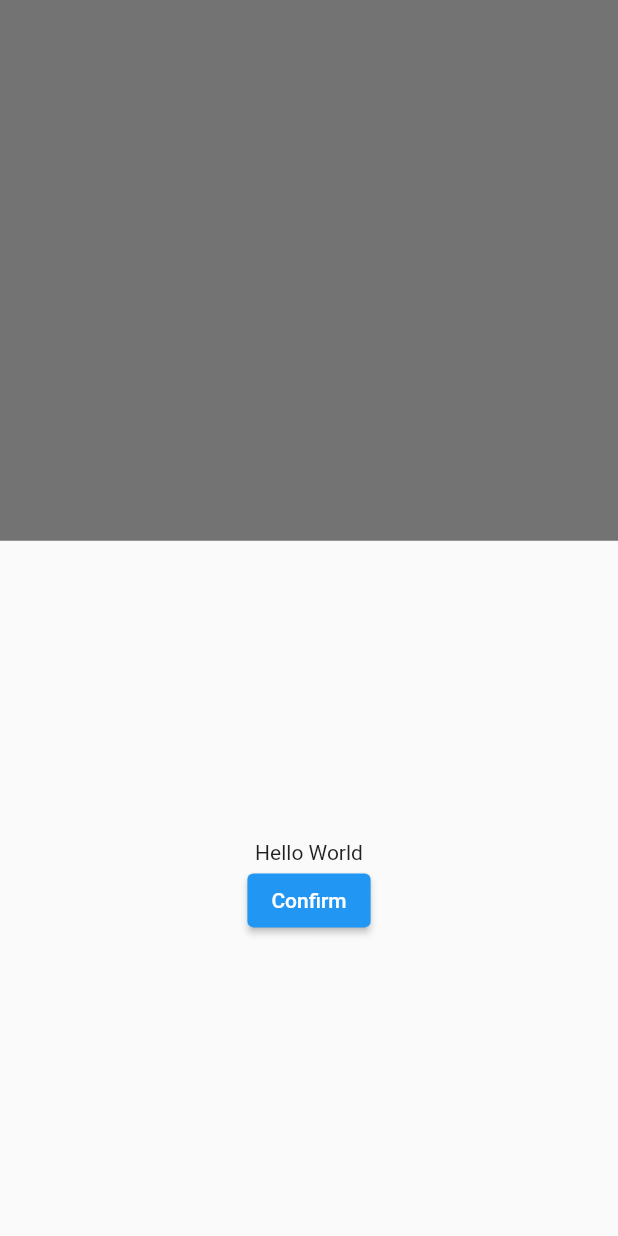
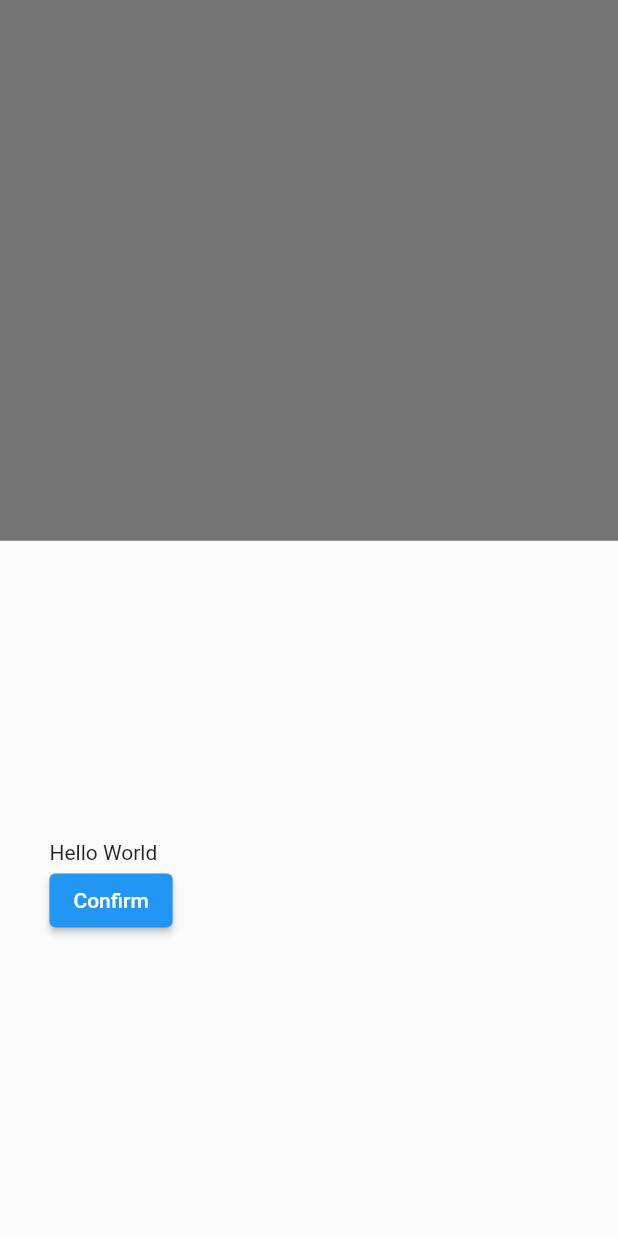
Before and after one commit to alfrirafles/smp_kerinci, a Flutter app: the CreateItemModal widget shown alone on an empty page, opened directly, after a tap on "Tambahkan Kegiatan", on a phone screen of 412 x 824 dp. Run offline on Flutter 3.47's test engine with Material 2 defaults, Android fonts, the phone set to English and light mode, and no system bars; our stand-ins replace flutter_svg, table_calendar, url_strategy.

Commit message:
Refactored calendar modal

```diff
--- a/lib/components/create_item_modal.dart
+++ b/lib/components/create_item_modal.dart
@@ -27,12 +27,7 @@ class CreateItemModal extends StatelessWidget {
         icon: Icon(Icons.add),
         onPressed: () => showModalBottomSheet<void>(
           context: context,
-          builder: (BuildContext context) => Container(
-            child: Column(
-              mainAxisAlignment: MainAxisAlignment.center,
-              children: modalContent!,
-            ),
-          ),
+          builder: (BuildContext context) => _BaseLayout(content: modalContent),
         ),
       );
     } else {
@@ -42,12 +37,7 @@ class CreateItemModal extends StatelessWidget {
             buttonColor == null ? kModalButtonDefaultColor : buttonColor!,
         onPressed: () => showModalBottomSheet<void>(
           context: context,
-          builder: (BuildContext context) => Container(
-            child: Column(
-              mainAxisAlignment: MainAxisAlignment.center,
-              children: modalContent!,
-            ),
-          ),
+          builder: (BuildContext context) => _BaseLayout(content: modalContent),
         ),
       );
     }
@@ -61,3 +51,29 @@ class CreateItemModal extends StatelessWidget {
     );
   }
 }
+
+class _BaseLayout extends StatelessWidget {
+  const _BaseLayout({
+    Key? key,
+    required this.content,
+  }) : super(key: key);
+
+  final List<Widget>? content;
+
+  @override
+  Widget build(BuildContext context) {
+    return Container(
+      child: Padding(
+        padding: EdgeInsets.symmetric(
+          horizontal: MediaQuery.of(context).size.width *
+              kModalItemsHorizontalPadding,
+        ),
+        child: Column(
+          mainAxisAlignment: MainAxisAlignment.center,
+          crossAxisAlignment: CrossAxisAlignment.start,
+          children: content!,
+        ),
+      ),
+    );
+  }
+}
```
